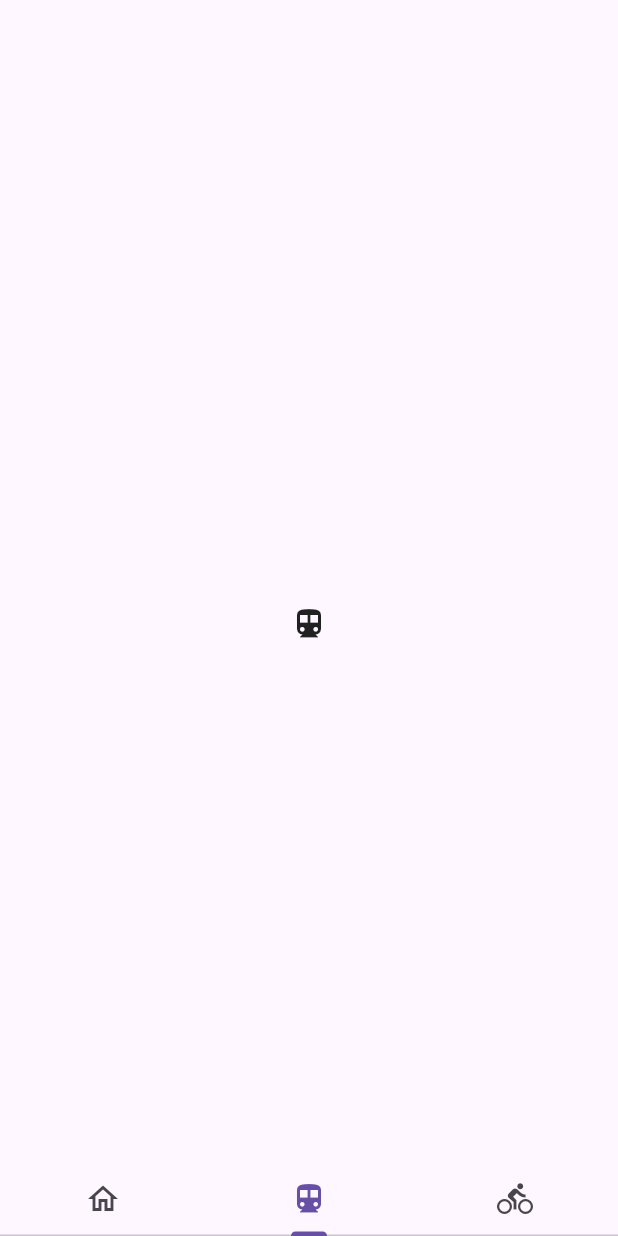
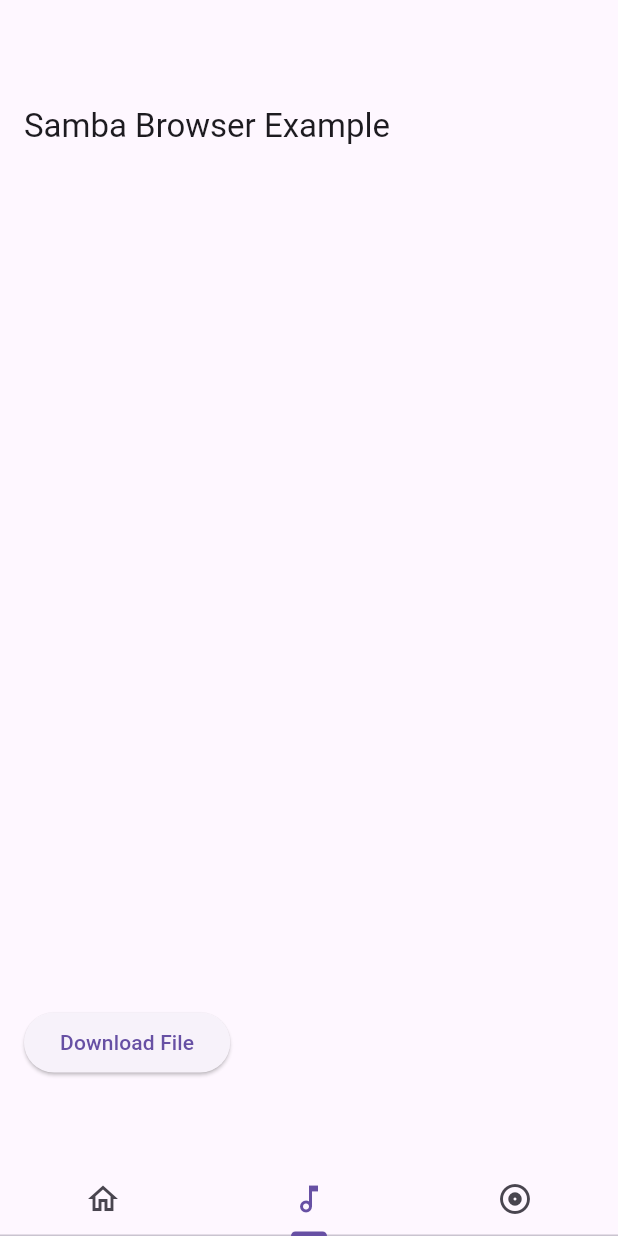
Before and after one commit to CrazyCxl/nusic, a Flutter app: the screen it shows after launch, item 2 of the bottom bar chosen, on a phone screen of 412 x 824 dp. Run offline on Flutter 3.47's test engine with Material 3 defaults, Android fonts, the phone set to English and light mode, and no system bars; missing offline and left inert: samba_browser.

Commit message:
use samba_browser

```diff
--- a/lib/main.dart
+++ b/lib/main.dart
@@ -1,5 +1,6 @@
 import 'package:flutter/material.dart';
 import '/pages/home.dart';
+import '/pages/sourcepage.dart';
 
 void main() {
   runApp(const TabBarDemo());
@@ -18,18 +19,18 @@ class TabBarDemo extends StatelessWidget {
             title:
                 null, // You can set title to null if you don't want any title
           ),
-          body: const TabBarView(
+          body: TabBarView(
             children: [
               HomePage(),
-              Icon(Icons.directions_transit),
+              MusicListPage(),
               Icon(Icons.directions_bike),
             ],
           ),
           bottomNavigationBar: const TabBar(
             tabs: [
               Tab(icon: Icon(Icons.home_outlined)),
-              Tab(icon: Icon(Icons.directions_transit)),
-              Tab(icon: Icon(Icons.directions_bike)),
+              Tab(icon: Icon(Icons.music_note_outlined)),
+              Tab(icon: Icon(Icons.album_outlined)),
             ],
           ),
         ),
--- /dev/null
+++ b/lib/pages/sourcepage.dart
@@ -0,0 +1,97 @@
+import 'package:flutter/material.dart';
+import 'package:samba_browser/samba_browser.dart';
+
+class MusicListPage extends StatefulWidget {
+  @override
+  _MusicListPageState createState() => _MusicListPageState();
+}
+
+class _MusicListPageState extends State<MusicListPage> {
+  List<String> _shares = [];
+  bool _loadingShares = true;
+  String _downloadStatus = '';
+
+  @override
+  void initState() {
+    super.initState();
+    _fetchShareList();
+  }
+
+  Future<void> _fetchShareList() async {
+    try {
+      final shares = await SambaBrowser.getShareList(
+        'smb://10.0.2.2/',
+        // 'smb://192.168.196.11/',
+        'DESKTOP-CXL-PC',
+        'cxl',
+        '123',
+      );
+      setState(() {
+        _shares = shares.cast<String>();
+        _loadingShares = false;
+      });
+    } catch (e) {
+      print('Error fetching share list: $e');
+      setState(() {
+        _loadingShares = false;
+      });
+    }
+  }
+
+  Future<void> _downloadFile() async {
+    try {
+      final path = await SambaBrowser.saveFile(
+        './local/',
+        'sync.ffs_db',
+        'smb://10.0.2.2/share/music/sync.ffs_db',
+        'DESKTOP-CXL-PC',
+        'cxl',
+        '123',
+      );
+      setState(() {
+        _downloadStatus = 'File downloaded to: $path';
+      });
+    } catch (e) {
+      print('Error downloading file: $e');
+      setState(() {
+        _downloadStatus = 'Error downloading file';
+      });
+    }
+  }
+
+  @override
+  Widget build(BuildContext context) {
+    return Scaffold(
+      appBar: AppBar(
+        title: Text('Samba Browser Example'),
+      ),
+      body: Padding(
+        padding: const EdgeInsets.all(16.0),
+        child: Column(
+          crossAxisAlignment: CrossAxisAlignment.start,
+          children: [
+            _loadingShares
+                ? CircularProgressIndicator()
+                : Expanded(
+                    child: ListView.builder(
+                      itemCount: _shares.length,
+                      itemBuilder: (context, index) {
+                        return ListTile(
+                          title: Text(_shares[index]),
+                        );
+                      },
+                    ),
+                  ),
+            SizedBox(height: 20),
+            ElevatedButton(
+              onPressed: _downloadFile,
+              child: Text('Download File'),
+            ),
+            SizedBox(height: 20),
+            Text(_downloadStatus),
+          ],
+        ),
+      ),
+    );
+  }
+}
--- a/pubspec.yaml
+++ b/pubspec.yaml
@@ -35,6 +35,7 @@ dependencies:
   # The following adds the Cupertino Icons font to your application.
   # Use with the CupertinoIcons class for iOS style icons.
   cupertino_icons: ^1.0.6
+  samba_browser: ^0.0.2
 
 dev_dependencies:
   flutter_test:
```
Also changed, not shown: lib/base/musicinfo.dart (added, +13 -0 lines), pubspec.lock, 1 other file.
